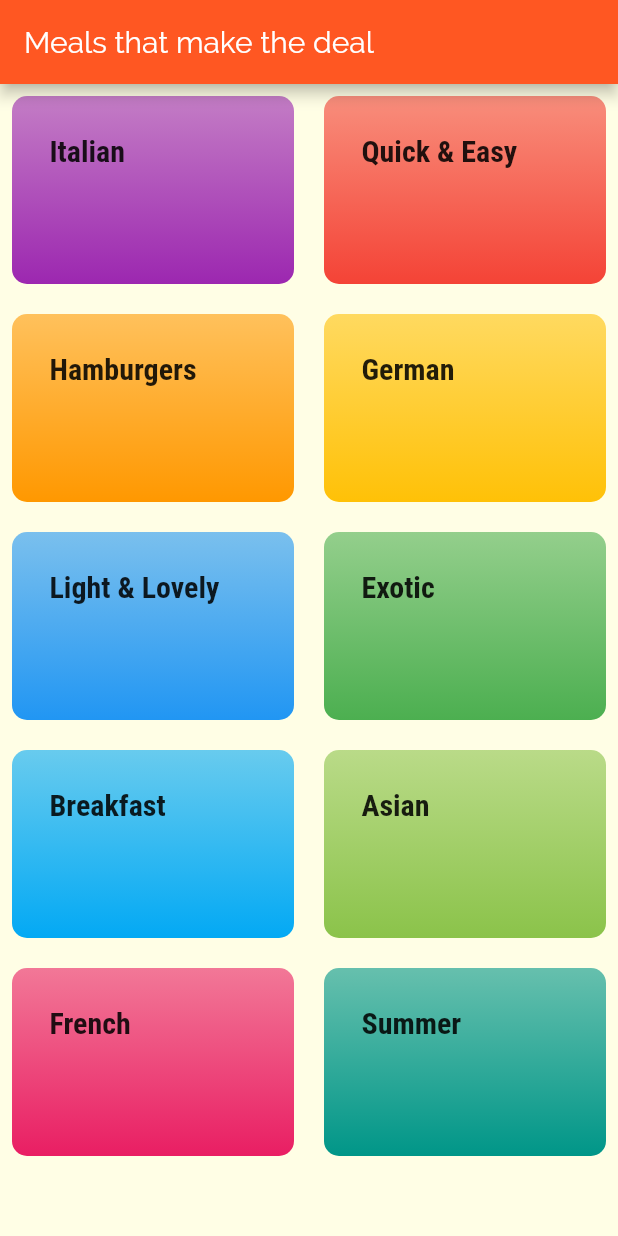
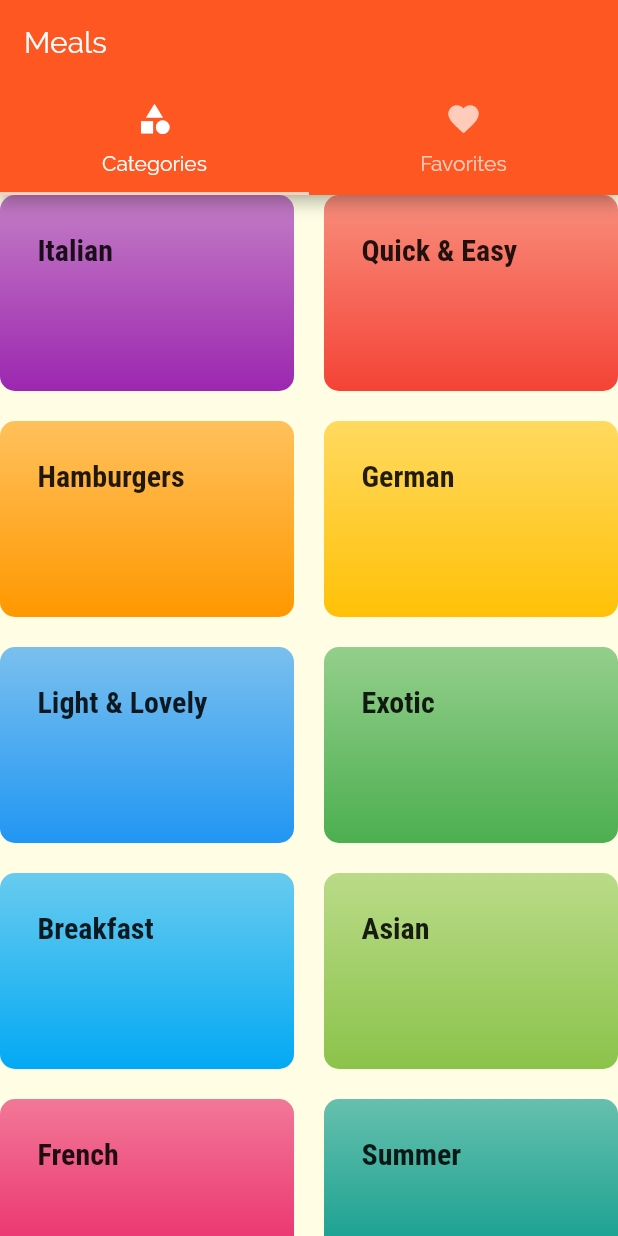
Before and after one commit to gunnerr91/myfavmeal, a Flutter app: the screen it shows after launch, on a phone screen of 412 x 824 dp. Run offline on Flutter 3.47's test engine with Material 2 defaults, Android fonts, the phone set to English and light mode, and no system bars.

Commit message:
added tab navigation to the app, created 2 tabs

```diff
--- a/lib/main.dart
+++ b/lib/main.dart
@@ -1,6 +1,8 @@
 import 'package:flutter/material.dart';
 import 'package:myfavmeal/screens/categories_screen.dart';
 import 'package:myfavmeal/screens/category_meals_screen.dart';
+import 'package:myfavmeal/screens/meal_detail_screen.dart';
+import 'package:myfavmeal/screens/tabs_screen.dart';
 
 void main() {
   runApp(MyApp());
@@ -33,8 +35,14 @@ class MyApp extends StatelessWidget {
             ),
       ),
       routes: {
-        "/": (_) => CategoriesScreen(),
+        "/": (_) => TabsScreen(),
         CategoryMealsScreen.routeName: (context) => CategoryMealsScreen(),
+        MealDetailScreen.routeName: (context) => MealDetailScreen(),
+      },
+      onUnknownRoute: (settings) {
+        return MaterialPageRoute(
+          builder: (context) => CategoriesScreen(),
+        );
       },
     );
   }
--- a/lib/screens/categories_screen.dart
+++ b/lib/screens/categories_screen.dart
@@ -6,13 +6,7 @@ import '../dummy_data.dart';
 class CategoriesScreen extends StatelessWidget {
   @override
   Widget build(BuildContext context) {
-    return Scaffold(
-      appBar: AppBar(
-        title: const Text("Meals that make the deal"),
-      ),
-      body: Padding(
-        padding: const EdgeInsets.all(8.0),
-        child: GridView(
+    return GridView(
       children: DUMMY_CATEGORIES.map((e) {
         return CategoryItem(e.id, e.title, e.color);
       }).toList(),
@@ -22,8 +16,6 @@ class CategoriesScreen extends StatelessWidget {
         crossAxisSpacing: 20,
         mainAxisSpacing: 20,
       ),
-        ),
-      ),
     );
   }
 }
--- a/lib/screens/category_meals_screen.dart
+++ b/lib/screens/category_meals_screen.dart
@@ -24,6 +24,7 @@ class CategoryMealsScreen extends StatelessWidget {
       body: ListView.builder(
         itemBuilder: (context, index) {
           return MealItem(
+            id: categoryMeals[index].id,
             title: categoryMeals[index].title,
             imageUrl: categoryMeals[index].imageUrl,
             affordability: categoryMeals[index].affordability,
--- /dev/null
+++ b/lib/screens/tabs_screen.dart
@@ -0,0 +1,41 @@
+import 'package:flutter/material.dart';
+import 'package:myfavmeal/screens/categories_screen.dart';
+import 'package:myfavmeal/screens/favorites_screen.dart';
+
+class TabsScreen extends StatefulWidget {
+  @override
+  _TabsScreenState createState() => _TabsScreenState();
+}
+
+class _TabsScreenState extends State<TabsScreen> {
+  @override
+  Widget build(BuildContext context) {
+    return DefaultTabController(
+      length: 2,
+      child: Scaffold(
+        appBar: AppBar(
+          title: Text("Meals"),
+          bottom: TabBar(
+            indicatorColor: Colors.white70,
+            tabs: <Widget>[
+              Tab(
+                icon: Icon(Icons.category),
+                text: 'Categories',
+              ),
+              Tab(
+                icon: Icon(Icons.favorite),
+                text: 'Favorites',
+              ),
+            ],
+          ),
+        ),
+        body: TabBarView(
+          children: <Widget>[
+            CategoriesScreen(),
+            FavoriteScreen(),
+          ],
+        ),
+      ),
+    );
+  }
+}
```
Also changed, not shown: lib/screens/favorites_screen.dart (added, +10 -0 lines), lib/screens/meal_detail_screen.dart (added, +95 -0 lines), lib/widgets/meal_item.dart (+8 -3 lines). Lines whose indentation alone changed are shown as unchanged.
